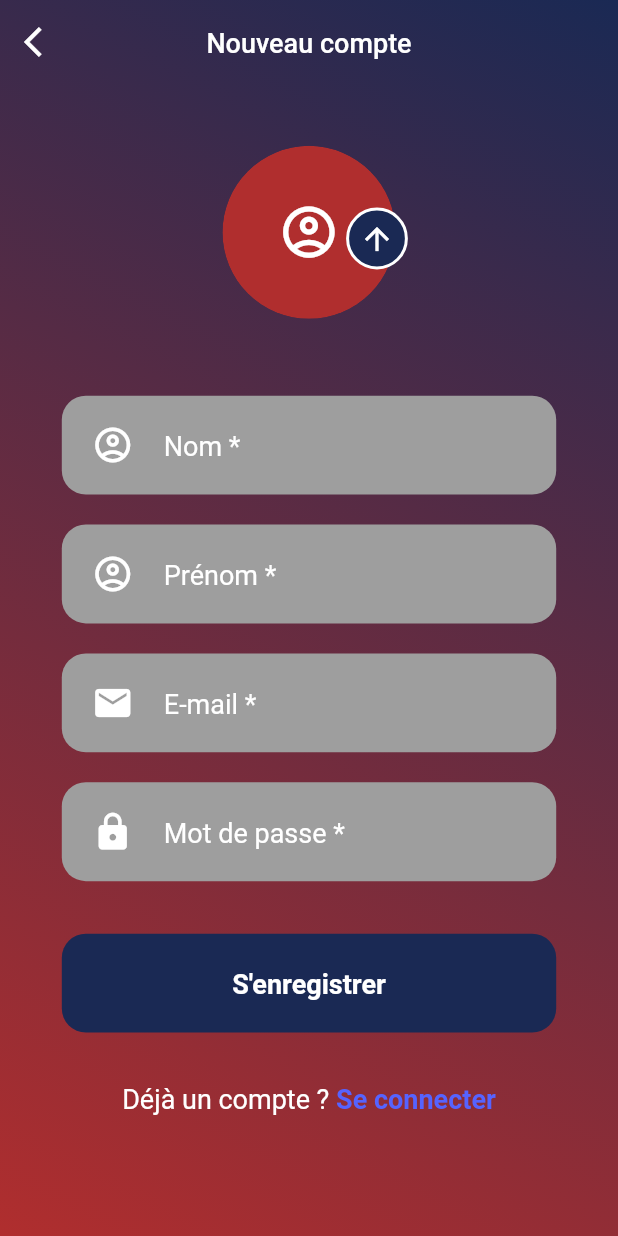
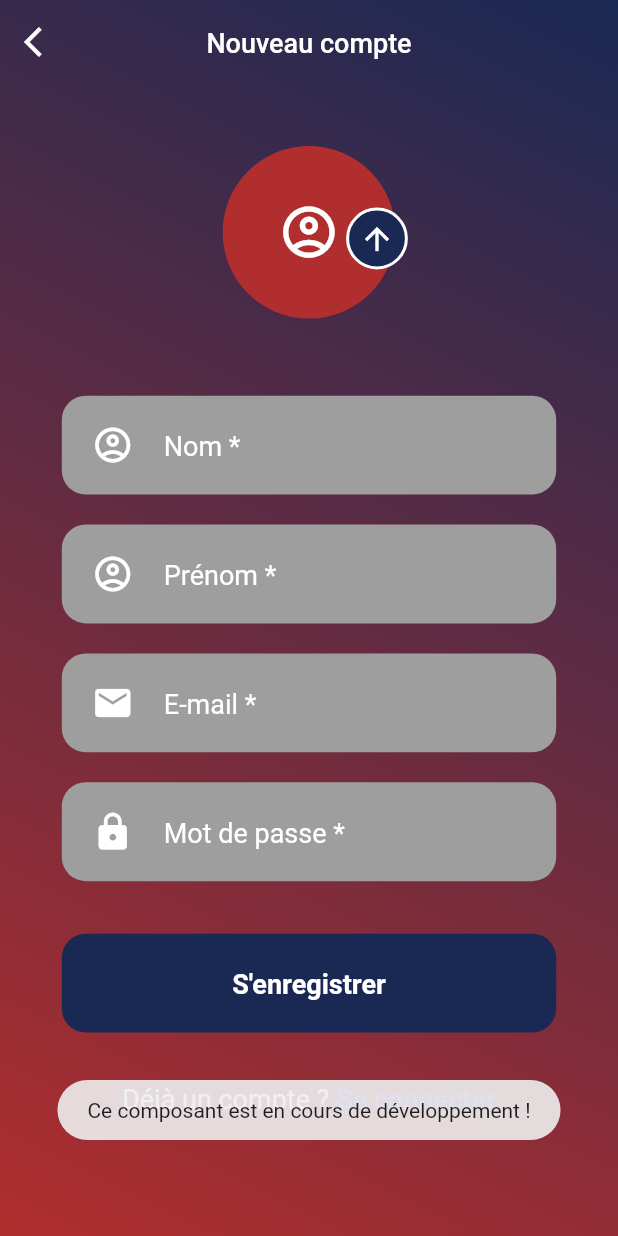
Before and after one commit to LeBonFrancais/app_le_bon_francais, a Flutter app: the CreateNewAccount screen opened by its route, after a tap on an icon or button, on a phone screen of 412 x 824 dp. Run offline on Flutter 3.47's test engine with Material 2 defaults, Android fonts, the light colour scheme and no system bars; our stand-ins replace fluttertoast, google_maps_flutter, rflutter_alert; network calls fail.

Commit message:
Button Login - Register - Send (forgot password)

```diff
--- a/lib/screens/create_new_account.dart
+++ b/lib/screens/create_new_account.dart
@@ -3,6 +3,7 @@
 import 'package:flutter/material.dart';
 import 'package:app_le_bon_francais/pallete.dart';
 import 'package:app_le_bon_francais/widgets/widgets.dart';
+import 'package:fluttertoast/fluttertoast.dart';
 
 class CreateNewAccount extends StatelessWidget {
   const CreateNewAccount({Key? key}) : super(key: key);
@@ -13,8 +14,8 @@
     return Stack(
       children: [
         Scaffold(
-            resizeToAvoidBottomInset: false,
-            body: Container(
+          resizeToAvoidBottomInset: false,
+          body: Container(
             //margin: ,
             decoration: const BoxDecoration(
               gradient: LinearGradient(
@@ -117,7 +118,7 @@
                     const SizedBox(
                       height: 25,
                     ),
-                    const RoundedButton(buttonName: 'S\'enregistrer'),
+                    _button(context),
                     const SizedBox(
                       height: 30,
                     ),
@@ -152,4 +153,26 @@
       ],
     );
   }
+
+  Widget _button(BuildContext context) {
+    Size size = MediaQuery.of(context).size;
+    return Container(
+      height: size.height * 0.08,
+      width: size.width * 0.8,
+      decoration: BoxDecoration(
+        borderRadius: BorderRadius.circular(16),
+        color: Palette.darkBlue,
+      ),
+      child: TextButton(
+        onPressed: () {
+          Fluttertoast.showToast(
+              msg: 'Ce composant est en cours de développement !');
+        },
+        child: Text(
+          'S\'enregistrer',
+          style: kBodyText.copyWith(fontWeight: FontWeight.bold),
+        ),
+      ),
+    );
+  }
 }
```
Also changed, not shown: lib/screens/login_screen.dart (+29 -10 lines).
